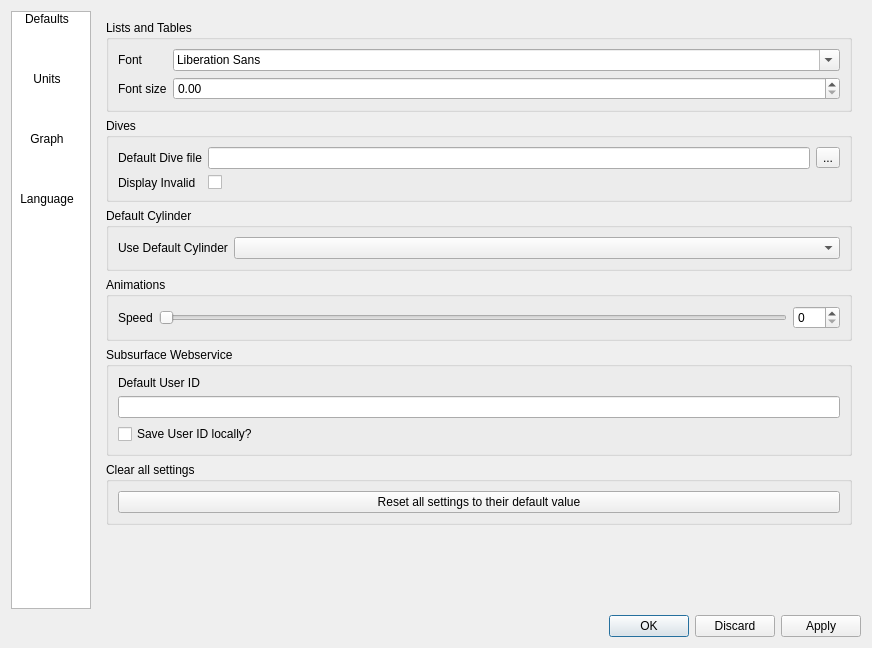
subsurface/subsurface, file qt-ui/preferences.ui: the form before one commit.
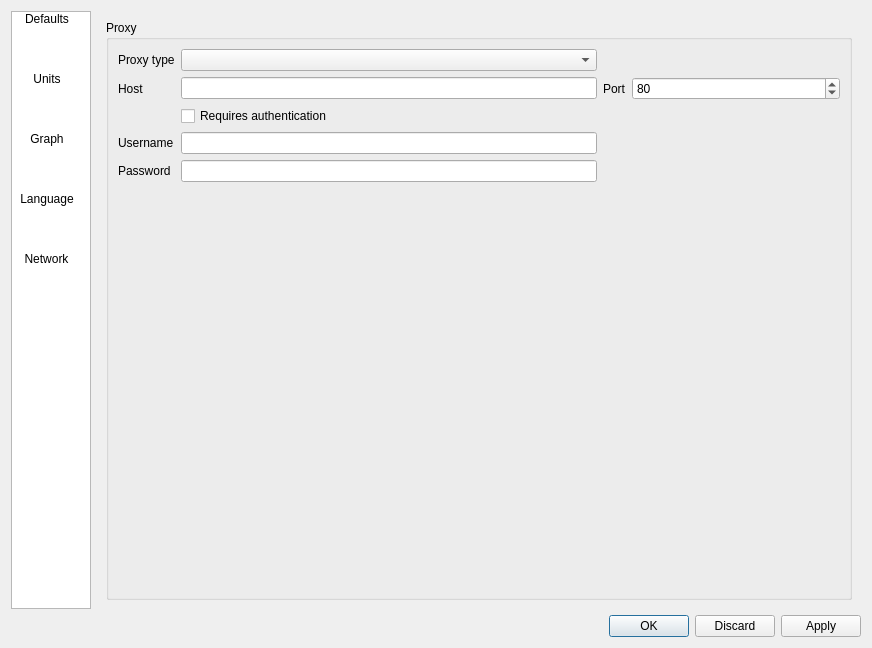
The form after the commit. The open tabs and pages were chosen to show the change. Icons and pictures are not drawn.

Commit message: New page "Network settings"

```diff
--- a/qt-ui/preferences.ui
+++ b/qt-ui/preferences.ui
@@ -120,6 +120,16 @@
          </iconset>
         </property>
        </item>
+       <item>
+        <property name="text">
+         <string>Network</string>
+        </property>
+        <property name="icon">
+         <iconset>
+          <normalon>:/round_base</normalon>
+         </iconset>
+        </property>
+       </item>
       </widget>
      </item>
      <item>
@@ -793,6 +803,147 @@
          </item>
         </layout>
        </widget>
+       <widget class="QWidget" name="page_5">
+        <layout class="QVBoxLayout" name="verticalLayout_15">
+         <item>
+          <widget class="QGroupBox" name="groupBox_10">
+           <property name="title">
+            <string>Proxy</string>
+           </property>
+           <layout class="QGridLayout" name="gridLayout_2">
+            <item row="0" column="0">
+             <widget class="QLabel" name="label_21">
+              <property name="text">
+               <string>Proxy type</string>
+              </property>
+              <property name="alignment">
+               <set>Qt::AlignLeading|Qt::AlignLeft|Qt::AlignVCenter</set>
+              </property>
+             </widget>
+            </item>
+            <item row="0" column="1">
+             <widget class="QComboBox" name="proxyType"/>
+            </item>
+            <item row="1" column="0">
+             <widget class="QLabel" name="label_22">
+              <property name="text">
+               <string>Host</string>
+              </property>
+             </widget>
+            </item>
+            <item row="1" column="1">
+             <widget class="QLineEdit" name="proxyHost">
+              <property name="sizePolicy">
+               <sizepolicy hsizetype="Preferred" vsizetype="Fixed">
+                <horstretch>2</horstretch>
+                <verstretch>0</verstretch>
+               </sizepolicy>
+              </property>
+              <property name="maxLength">
+               <number>64</number>
+              </property>
+             </widget>
+            </item>
+            <item row="1" column="2">
+             <widget class="QLabel" name="label_23">
+              <property name="sizePolicy">
+               <sizepolicy hsizetype="MinimumExpanding" vsizetype="Preferred">
+                <horstretch>0</horstretch>
+                <verstretch>0</verstretch>
+               </sizepolicy>
+              </property>
+              <property name="text">
+               <string>Port</string>
+              </property>
+             </widget>
+            </item>
+            <item row="1" column="3">
+             <widget class="QSpinBox" name="proxyPort">
+              <property name="sizePolicy">
+               <sizepolicy hsizetype="MinimumExpanding" vsizetype="Fixed">
+                <horstretch>1</horstretch>
+                <verstretch>0</verstretch>
+               </sizepolicy>
+              </property>
+              <property name="maximum">
+               <number>65535</number>
+              </property>
+              <property name="value">
+               <number>80</number>
+              </property>
+             </widget>
+            </item>
+			<item row="2" column="1">
+			 <widget class="QCheckBox" name="proxyAuthRequired">
+			  <property name="layoutDirection">
+			   <enum>Qt::LeftToRight</enum>
+			  </property>
+			  <property name="text">
+			   <string>Requires authentication</string>
+			  </property>
+			 </widget>
+			</item>
+			<item row="3" column="1">
+             <widget class="QLineEdit" name="proxyUsername">
+              <property name="sizePolicy">
+               <sizepolicy hsizetype="Preferred" vsizetype="Fixed">
+                <horstretch>0</horstretch>
+                <verstretch>0</verstretch>
+               </sizepolicy>
+              </property>
+              <property name="maxLength">
+               <number>32</number>
+              </property>
+             </widget>
+            </item>
+            <item row="3" column="0">
+             <widget class="QLabel" name="label_24">
+              <property name="text">
+               <string>Username</string>
+              </property>
+             </widget>
+            </item>
+            <item row="4" column="1">
+             <widget class="QLineEdit" name="proxyPassword">
+              <property name="sizePolicy">
+               <sizepolicy hsizetype="Preferred" vsizetype="Fixed">
+                <horstretch>0</horstretch>
+                <verstretch>0</verstretch>
+               </sizepolicy>
+              </property>
+              <property name="maxLength">
+               <number>32</number>
+              </property>
+              <property name="echoMode">
+               <enum>QLineEdit::Password</enum>
+              </property>
+             </widget>
+            </item>
+            <item row="4" column="0">
+             <widget class="QLabel" name="label_25">
+              <property name="text">
+               <string>Password</string>
+              </property>
+             </widget>
+            </item>
+			<item row="5" column="0">
+			 <spacer name="verticalSpacer_3">
+			  <property name="orientation">
+			   <enum>Qt::Vertical</enum>
+			  </property>
+			  <property name="sizeHint" stdset="0">
+			   <size>
+				<width>20</width>
+				<height>40</height>
+			   </size>
+			  </property>
+			 </spacer>
+			</item>
+		   </layout>
+          </widget>
+         </item>
+        </layout>
+       </widget>
       </widget>
      </item>
     </layout>
```
Left out of the diff: 156 changed lines with no effect on the pictures.
